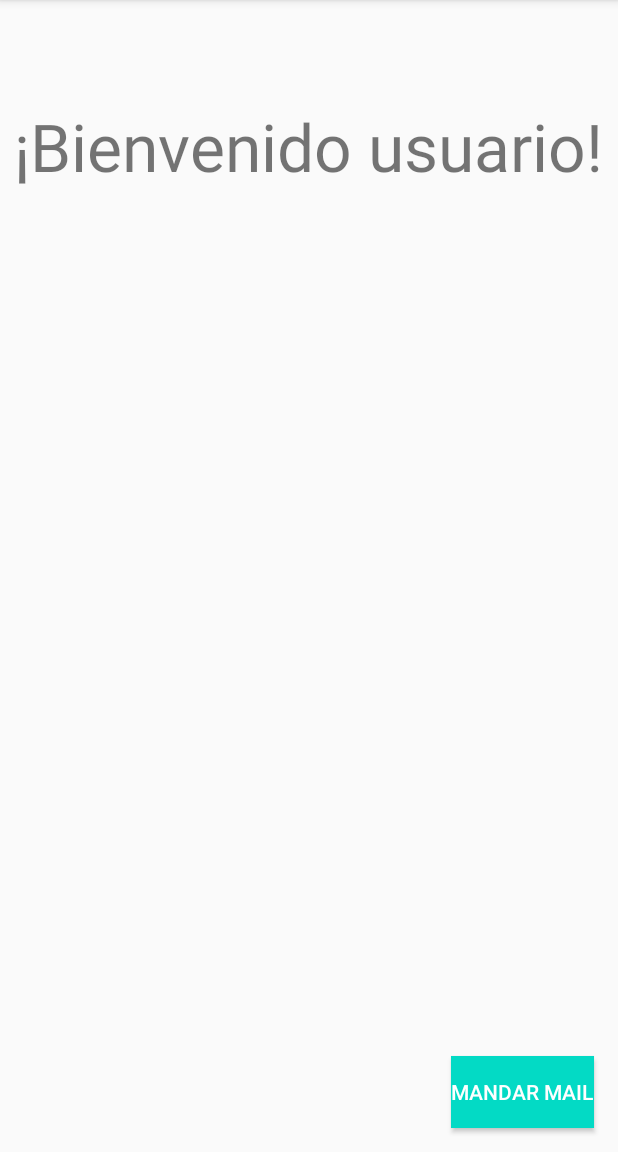
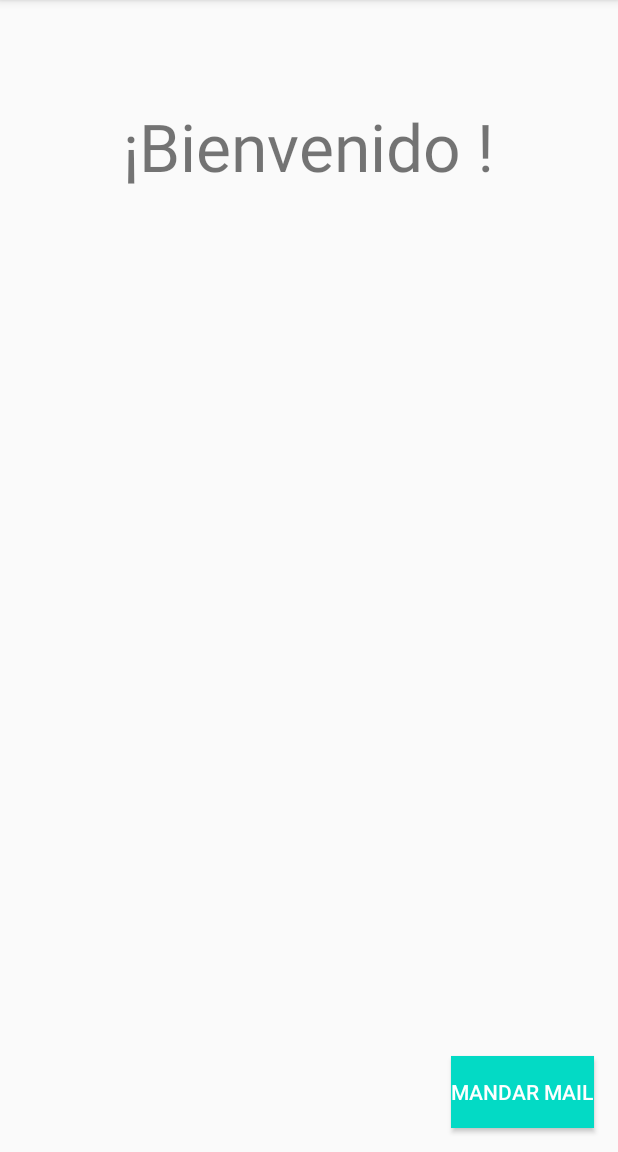
Before and after one commit to AguPereyra/ejercicios_tecmoviles, an Android app: the screen it shows after launch (SecondActivity), after a tap on "INGRESAR", on a phone screen of 412 x 824 dp, the part 84-1236 px from its top. Run offline under Robolectric (Android 15) with nearby library versions, the phone set to English and light mode, and no system bars.

Commit message:
Intent con nombre de usuario

```diff
--- a/Intents/app/src/main/java/org/gugu/example/intents/MainActivity.kt
+++ b/Intents/app/src/main/java/org/gugu/example/intents/MainActivity.kt
@@ -4,6 +4,7 @@ import android.content.Intent
 import android.os.Bundle
 import android.view.View
 import android.widget.Button
+import android.widget.EditText
 import androidx.appcompat.app.AppCompatActivity
 
 class MainActivity : AppCompatActivity() {
@@ -24,7 +25,11 @@ class MainActivity : AppCompatActivity() {
     }
 
     fun login() {
+        // Get Username
+        val editTextUsername = findViewById<EditText>(R.id.login_user)
+        val username = editTextUsername.text
         val secondPageIntent = Intent(this, SecondActivity::class.java)
+        secondPageIntent.putExtra("USERNAME", username)
         startActivity(secondPageIntent)
     }
 }
--- a/Intents/app/src/main/java/org/gugu/example/intents/SecondActivity.kt
+++ b/Intents/app/src/main/java/org/gugu/example/intents/SecondActivity.kt
@@ -2,7 +2,9 @@ package org.gugu.example.intents
 
 import android.os.Bundle
 import android.os.PersistableBundle
+import android.widget.TextView
 import androidx.appcompat.app.AppCompatActivity
+import kotlin.Unit
 
 class SecondActivity : AppCompatActivity() {
 
@@ -10,5 +12,9 @@ class SecondActivity : AppCompatActivity() {
         super.onCreate(savedInstanceState)
 
         setContentView(R.layout.activity_mails)
+
+        val username = intent?.extras?.get("USERNAME") ?: "username"
+        val welcomeTextView = findViewById<TextView>(R.id.welcome_user_textView)
+        welcomeTextView.text = getString(R.string.welcome_user_txt, username)
     }
 }
--- a/Intents/app/src/main/res/layout/activity_mails.xml
+++ b/Intents/app/src/main/res/layout/activity_mails.xml
@@ -5,6 +5,7 @@
     android:layout_height="match_parent">
 
     <TextView
+        android:id="@+id/welcome_user_textView"
         android:layout_width="wrap_content"
         android:layout_height="wrap_content"
         android:layout_gravity="center"
--- a/Intents/app/src/main/res/values/strings.xml
+++ b/Intents/app/src/main/res/values/strings.xml
@@ -5,6 +5,6 @@
     <string name="user_login">Usuario</string>
     <string name="passwd_login">Contraseña</string>
     <string name="submit_btn">Ingresar</string>
-    <string name="welcome_user_txt">¡Bienvenido usuario!</string>
+    <string name="welcome_user_txt">¡Bienvenido %1$s!</string>
     <string name="email_btn">Mandar mail</string>
 </resources>
```
